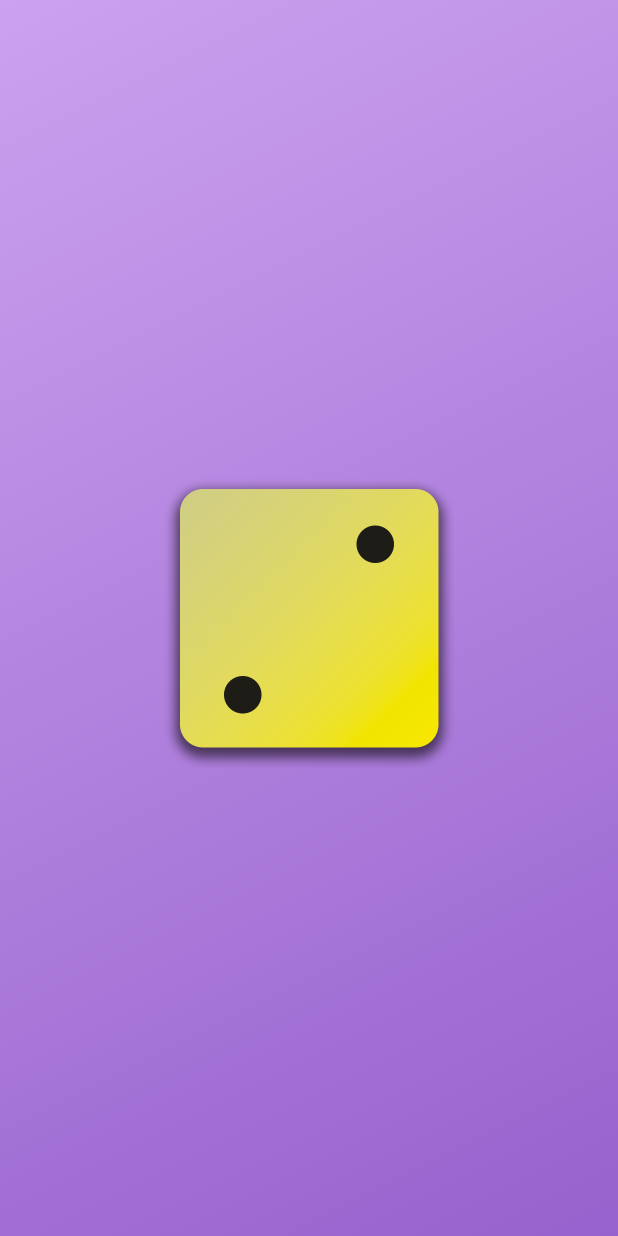
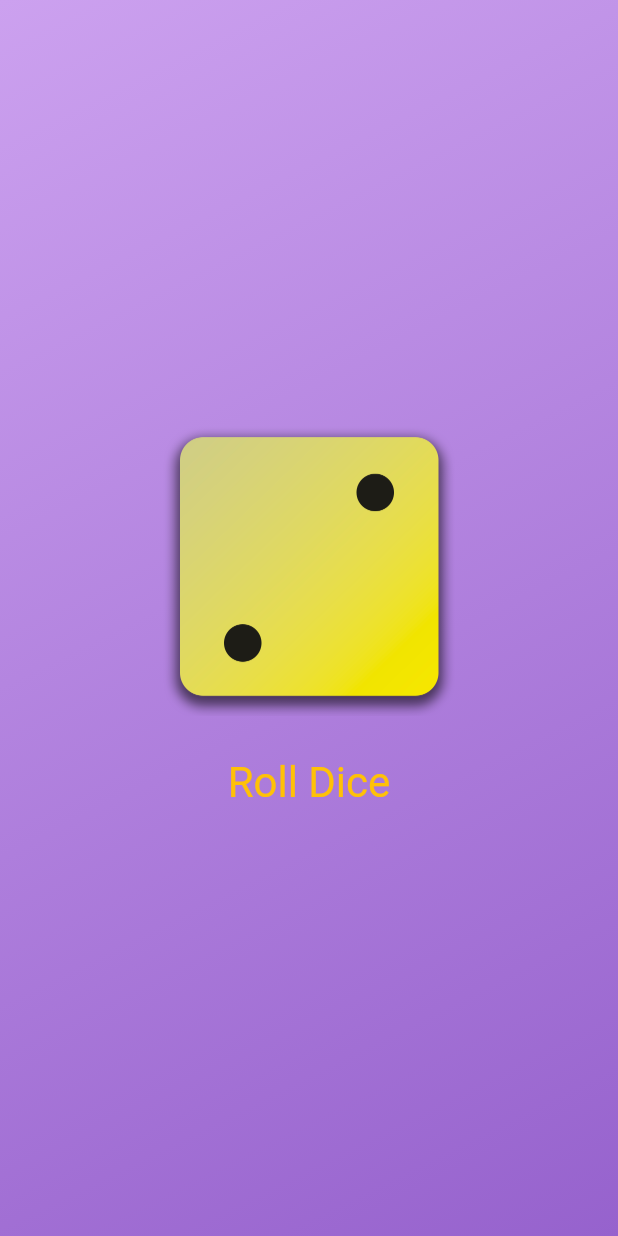
Before and after one commit to AndreeaMagda/flutter-and-dart-course, a Flutter app: the screen it shows after launch, on a phone screen of 412 x 824 dp. Run offline on Flutter 3.47's test engine with Material 3 defaults, Android fonts, the phone set to English and light mode, and no system bars.

Commit message:
Adding buttons & Working with Padding

```diff
--- a/lib/gradient_container.dart
+++ b/lib/gradient_container.dart
@@ -1,5 +1,4 @@
 import 'package:flutter/material.dart';
-
 
 const startAlignnnet = Alignment.topLeft;
 const endAlignment = Alignment.bottomRight;
@@ -13,6 +12,9 @@ class GradientContainer extends StatelessWidget {
 
   final Color colorStart;
   final Color colorEnd;
+
+  void rollDice() {}
+
 // method 1
   @override
   Widget build(context) {
@@ -28,8 +30,27 @@ class GradientContainer extends StatelessWidget {
         ),
       ),
       child: Center(
-        child: Image.asset('assets/images/dice-2.png',
-        width: 200,),
+        child: Column(
+          mainAxisSize: MainAxisSize.min,
+          children: [
+            Image.asset(
+              'assets/images/dice-2.png',
+              width: 200,
+            ),
+            const SizedBox(
+              height: 20,
+            ),
+            TextButton(
+              onPressed: rollDice,
+              style: TextButton.styleFrom(
+                // padding: const  EdgeInsets.only(top: 20),
+                foregroundColor: Colors.amber,
+                textStyle: const TextStyle(fontSize: 28),
+              ),
+              child: const Text('Roll Dice'),
+            )
+          ],
+        ),
       ),
     );
   }
```
